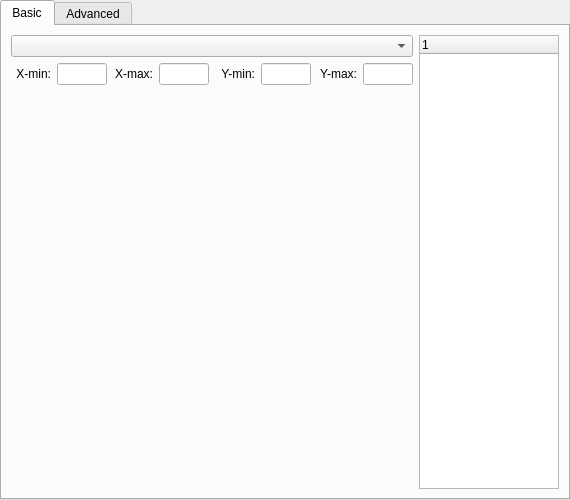
Old version of the form mlmodel_UI/plotwindow.ui in the repository classmodel/modelgui.
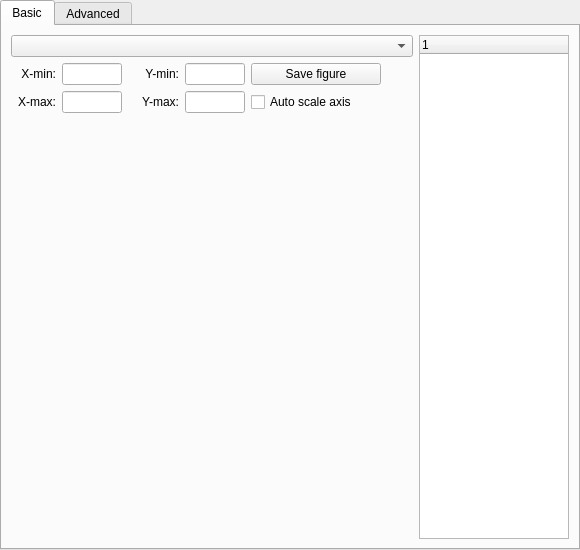
New version of the form.

Commit message: Added savebutton, autoscale axis checkbox

The edit to the form file:
```diff
--- a/mlmodel_UI/plotwindow.ui
+++ b/mlmodel_UI/plotwindow.ui
@@ -6,14 +6,14 @@
    <rect>
     <x>0</x>
     <y>0</y>
-    <width>570</width>
-    <height>500</height>
+    <width>580</width>
+    <height>550</height>
    </rect>
   </property>
   <property name="minimumSize">
    <size>
-    <width>570</width>
-    <height>500</height>
+    <width>580</width>
+    <height>550</height>
    </size>
   </property>
   <property name="windowTitle">
@@ -30,24 +30,14 @@
     <item>
      <layout class="QVBoxLayout" name="verticalLayout">
       <item>
-       <widget class="QComboBox" name="plotvar">
-        <property name="maximumSize">
-         <size>
-          <width>2000</width>
-          <height>2000</height>
-         </size>
-        </property>
-       </widget>
-      </item>
-      <item>
-       <layout class="QGridLayout" name="axissetlayout">
-        <item row="0" column="0">
+       <layout class="QGridLayout" name="plotLayoutGrid">
+        <item row="1" column="0">
          <layout class="QHBoxLayout" name="layout_xmin">
           <item>
            <widget class="QLabel" name="xminLabel">
             <property name="minimumSize">
              <size>
-              <width>40</width>
+              <width>45</width>
               <height>0</height>
              </size>
             </property>
@@ -63,7 +53,7 @@
            <widget class="QLineEdit" name="xminInput">
             <property name="minimumSize">
              <size>
-              <width>50</width>
+              <width>60</width>
               <height>0</height>
              </size>
             </property>
@@ -77,43 +67,7 @@
           </item>
          </layout>
         </item>
-        <item row="0" column="1">
-         <layout class="QHBoxLayout" name="layout_xmax">
-          <item>
-           <widget class="QLabel" name="xmaxLabel">
-            <property name="minimumSize">
-             <size>
-              <width>40</width>
-              <height>0</height>
-             </size>
-            </property>
-            <property name="text">
-             <string>X-max:</string>
-            </property>
-            <property name="alignment">
-             <set>Qt::AlignRight|Qt::AlignTrailing|Qt::AlignVCenter</set>
-            </property>
-           </widget>
-          </item>
-          <item>
-           <widget class="QLineEdit" name="xmaxInput">
-            <property name="minimumSize">
-             <size>
-              <width>50</width>
-              <height>0</height>
-             </size>
-            </property>
-            <property name="maximumSize">
-             <size>
-              <width>100</width>
-              <height>1000</height>
-             </size>
-            </property>
-           </widget>
-          </item>
-         </layout>
-        </item>
-        <item row="0" column="2">
+        <item row="1" column="2">
          <layout class="QHBoxLayout" name="layout_ymin">
           <property name="sizeConstraint">
            <enum>QLayout::SetFixedSize</enum>
@@ -122,7 +76,7 @@
            <widget class="QLabel" name="yminLabel">
             <property name="minimumSize">
              <size>
-              <width>40</width>
+              <width>45</width>
               <height>0</height>
              </size>
             </property>
@@ -138,7 +92,7 @@
            <widget class="QLineEdit" name="yminInput">
             <property name="minimumSize">
              <size>
-              <width>50</width>
+              <width>60</width>
               <height>0</height>
              </size>
             </property>
@@ -152,43 +106,7 @@
           </item>
          </layout>
         </item>
-        <item row="0" column="3">
-         <layout class="QHBoxLayout" name="layout_ymax">
-          <item>
-           <widget class="QLabel" name="ymaxLabel">
-            <property name="minimumSize">
-             <size>
-              <width>40</width>
-              <height>0</height>
-             </size>
-            </property>
-            <property name="text">
-             <string>Y-max:</string>
-            </property>
-            <property name="alignment">
-             <set>Qt::AlignRight|Qt::AlignTrailing|Qt::AlignVCenter</set>
-            </property>
-           </widget>
-          </item>
-          <item>
-           <widget class="QLineEdit" name="ymaxInput">
-            <property name="minimumSize">
-             <size>
-              <width>50</width>
-              <height>0</height>
-             </size>
-            </property>
-            <property name="maximumSize">
-             <size>
-              <width>100</width>
-              <height>1000</height>
-             </size>
-            </property>
-           </widget>
-          </item>
-         </layout>
-        </item>
-        <item row="0" column="4">
+        <item row="1" column="4">
          <spacer name="horizontalSpacer">
           <property name="orientation">
            <enum>Qt::Horizontal</enum>
@@ -201,6 +119,108 @@
           </property>
          </spacer>
         </item>
+        <item row="2" column="0">
+         <layout class="QHBoxLayout" name="layout_xmax">
+          <item>
+           <widget class="QLabel" name="xmaxLabel">
+            <property name="minimumSize">
+             <size>
+              <width>45</width>
+              <height>0</height>
+             </size>
+            </property>
+            <property name="text">
+             <string>X-max:</string>
+            </property>
+            <property name="alignment">
+             <set>Qt::AlignRight|Qt::AlignTrailing|Qt::AlignVCenter</set>
+            </property>
+           </widget>
+          </item>
+          <item>
+           <widget class="QLineEdit" name="xmaxInput">
+            <property name="minimumSize">
+             <size>
+              <width>60</width>
+              <height>0</height>
+             </size>
+            </property>
+            <property name="maximumSize">
+             <size>
+              <width>100</width>
+              <height>1000</height>
+             </size>
+            </property>
+           </widget>
+          </item>
+         </layout>
+        </item>
+        <item row="2" column="2">
+         <layout class="QHBoxLayout" name="layout_ymax">
+          <item>
+           <widget class="QLabel" name="ymaxLabel">
+            <property name="minimumSize">
+             <size>
+              <width>45</width>
+              <height>0</height>
+             </size>
+            </property>
+            <property name="text">
+             <string>Y-max:</string>
+            </property>
+            <property name="alignment">
+             <set>Qt::AlignRight|Qt::AlignTrailing|Qt::AlignVCenter</set>
+            </property>
+           </widget>
+          </item>
+          <item>
+           <widget class="QLineEdit" name="ymaxInput">
+            <property name="minimumSize">
+             <size>
+              <width>60</width>
+              <height>0</height>
+             </size>
+            </property>
+            <property name="maximumSize">
+             <size>
+              <width>100</width>
+              <height>1000</height>
+             </size>
+            </property>
+           </widget>
+          </item>
+         </layout>
+        </item>
+        <item row="0" column="0" colspan="5">
+         <widget class="QComboBox" name="plotvar">
+          <property name="maximumSize">
+           <size>
+            <width>2000</width>
+            <height>2000</height>
+           </size>
+          </property>
+         </widget>
+        </item>
+        <item row="1" column="3">
+         <widget class="QPushButton" name="saveButton">
+          <property name="minimumSize">
+           <size>
+            <width>130</width>
+            <height>0</height>
+           </size>
+          </property>
+          <property name="text">
+           <string>Save figure</string>
+          </property>
+         </widget>
+        </item>
+        <item row="2" column="3" colspan="2">
+         <widget class="QCheckBox" name="autoscaleaxis">
+          <property name="text">
+           <string>Auto scale axis</string>
+          </property>
+         </widget>
+        </item>
        </layout>
       </item>
       <item>
@@ -213,8 +233,8 @@
         </property>
         <property name="minimumSize">
          <size>
-          <width>400</width>
-          <height>400</height>
+          <width>300</width>
+          <height>300</height>
          </size>
         </property>
         <property name="palette">
```
Left out of the diff: 2 changed lines with no effect on the pictures. The commit also changes 1 other file.
